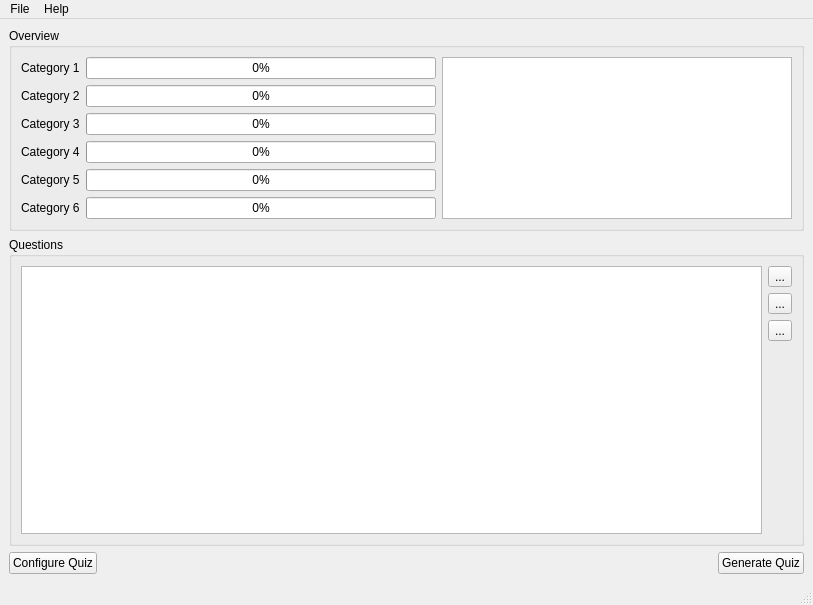
rijun/kaktus-quiz, file src/MainWindow.ui: the form before one commit.
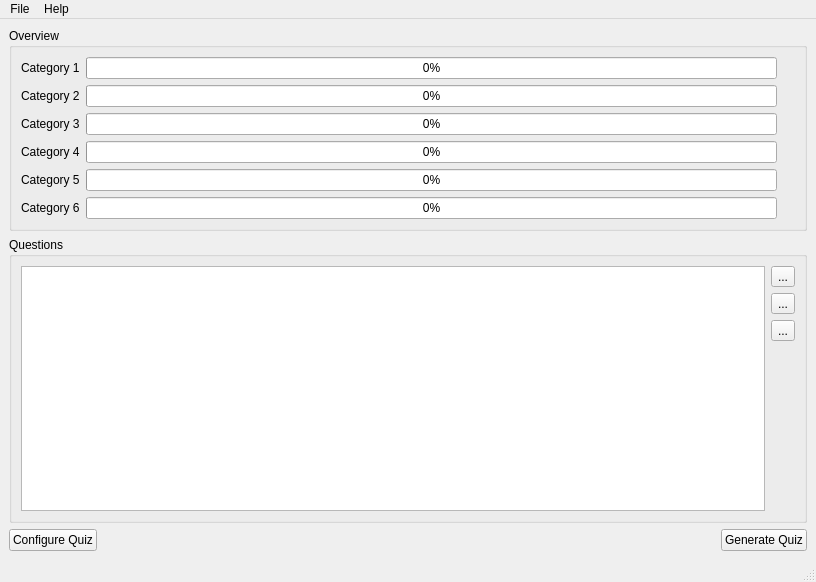
The form after the commit. Icons and pictures are not drawn.

Commit message: Status labels added

Patch:
```diff
--- a/src/MainWindow.ui
+++ b/src/MainWindow.ui
@@ -6,8 +6,8 @@
    <rect>
     <x>0</x>
     <y>0</y>
-    <width>813</width>
-    <height>605</height>
+    <width>816</width>
+    <height>582</height>
    </rect>
   </property>
   <property name="windowTitle">
@@ -21,10 +21,22 @@
        <string>Overview</string>
       </property>
       <layout class="QGridLayout" name="gridLayout_2">
-       <item row="3" column="0">
-        <widget class="QLabel" name="cat4Label">
+       <item row="5" column="2" colspan="3">
+        <layout class="QGridLayout" name="progressGroup"/>
+       </item>
+       <item row="5" column="0">
+        <layout class="QFormLayout" name="progressForm">
+         <item row="5" column="1">
+          <widget class="QProgressBar" name="cat6ProgressBar">
+           <property name="value">
+            <number>0</number>
+           </property>
+          </widget>
+         </item>
+         <item row="5" column="0">
+          <widget class="QLabel" name="cat6Label">
          <property name="text">
-          <string>Category 4</string>
+            <string>Category 6</string>
          </property>
         </widget>
        </item>
@@ -35,10 +47,10 @@
          </property>
         </widget>
        </item>
-       <item row="3" column="1">
-        <widget class="QProgressBar" name="cat4ProgressBar">
-         <property name="value">
-          <number>0</number>
+         <item row="1" column="0">
+          <widget class="QLabel" name="cat2Label">
+           <property name="text">
+            <string>Category 2</string>
          </property>
         </widget>
        </item>
@@ -49,6 +61,13 @@
          </property>
         </widget>
        </item>
+         <item row="3" column="0">
+          <widget class="QLabel" name="cat4Label">
+           <property name="text">
+            <string>Category 4</string>
+           </property>
+          </widget>
+         </item>
        <item row="4" column="0">
         <widget class="QLabel" name="cat5Label">
          <property name="text">
@@ -56,13 +75,6 @@
          </property>
         </widget>
        </item>
-       <item row="1" column="0">
-        <widget class="QLabel" name="cat2Label">
-         <property name="text">
-          <string>Category 2</string>
-         </property>
-        </widget>
-       </item>
        <item row="0" column="1">
         <widget class="QProgressBar" name="cat1ProgressBar">
          <property name="value">
@@ -70,8 +82,12 @@
          </property>
         </widget>
        </item>
-       <item row="0" column="2" rowspan="6">
-        <widget class="QColumnView" name="columnView_2"/>
+         <item row="1" column="1">
+          <widget class="QProgressBar" name="cat2ProgressBar">
+           <property name="value">
+            <number>0</number>
+           </property>
+          </widget>
        </item>
        <item row="2" column="1">
         <widget class="QProgressBar" name="cat3ProgressBar">
@@ -80,6 +96,13 @@
          </property>
         </widget>
        </item>
+         <item row="3" column="1">
+          <widget class="QProgressBar" name="cat4ProgressBar">
+           <property name="value">
+            <number>0</number>
+           </property>
+          </widget>
+         </item>
        <item row="4" column="1">
         <widget class="QProgressBar" name="cat5ProgressBar">
          <property name="value">
@@ -87,26 +110,7 @@
          </property>
         </widget>
        </item>
-       <item row="5" column="1">
-        <widget class="QProgressBar" name="cat6ProgressBar">
-         <property name="value">
-          <number>0</number>
-         </property>
-        </widget>
-       </item>
-       <item row="5" column="0">
-        <widget class="QLabel" name="cat6Label">
-         <property name="text">
-          <string>Category 6</string>
-         </property>
-        </widget>
-       </item>
-       <item row="1" column="1">
-        <widget class="QProgressBar" name="cat2ProgressBar">
-         <property name="value">
-          <number>0</number>
-         </property>
-        </widget>
+        </layout>
        </item>
       </layout>
      </widget>
@@ -124,16 +128,6 @@
        <string>Questions</string>
       </property>
       <layout class="QGridLayout" name="gridLayout_3">
-       <item row="3" column="0">
-        <widget class="QTableView" name="questionView">
-         <property name="sortingEnabled">
-          <bool>true</bool>
-         </property>
-         <attribute name="horizontalHeaderStretchLastSection">
-          <bool>true</bool>
-         </attribute>
-        </widget>
-       </item>
        <item row="3" column="1">
         <layout class="QVBoxLayout" name="toolButtonGroup">
          <item>
@@ -184,6 +178,16 @@
          </item>
         </layout>
        </item>
+       <item row="3" column="0">
+        <widget class="QTableView" name="questionView">
+         <property name="sortingEnabled">
+          <bool>true</bool>
+         </property>
+         <attribute name="horizontalHeaderStretchLastSection">
+          <bool>true</bool>
+         </attribute>
+        </widget>
+       </item>
       </layout>
      </widget>
     </item>
@@ -214,7 +218,7 @@
     <rect>
      <x>0</x>
      <y>0</y>
-     <width>813</width>
+     <width>816</width>
      <height>23</height>
     </rect>
    </property>
```
Lines whose indentation alone changed are shown as unchanged. The commit also changes 4 other files.
